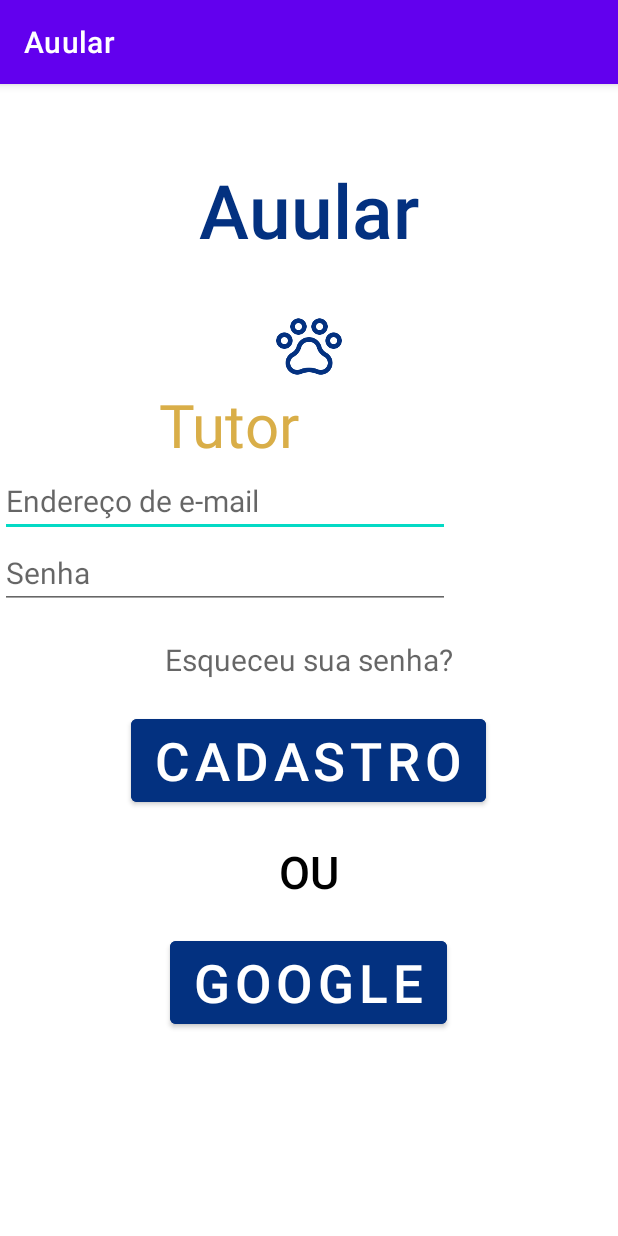
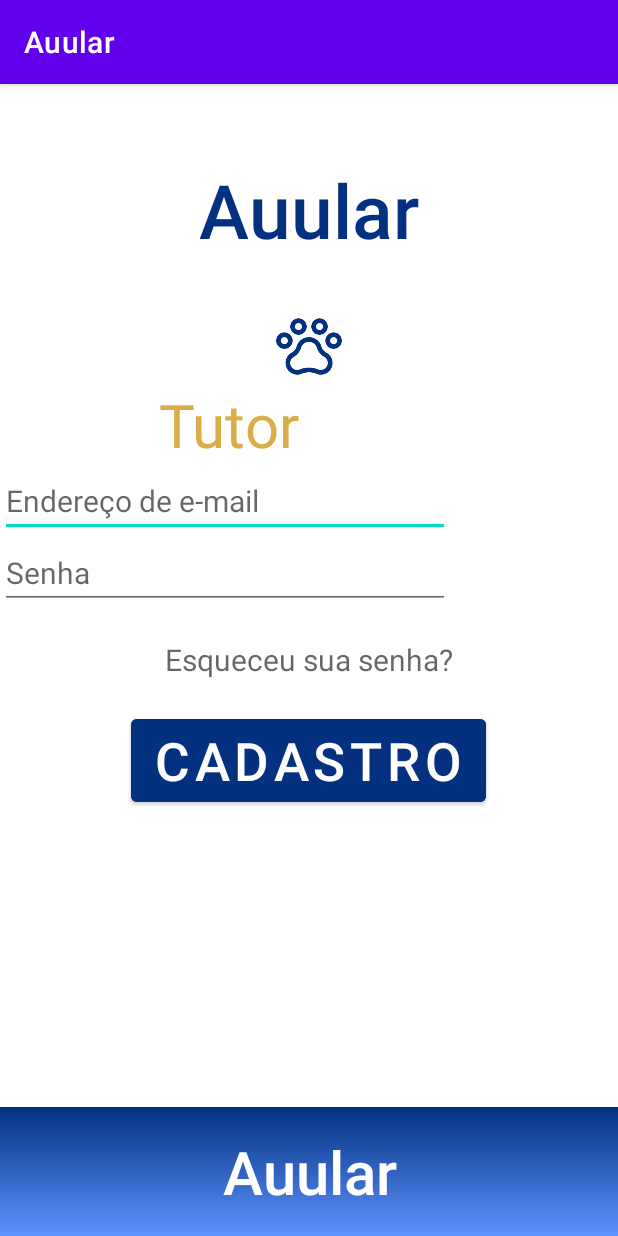
Before and after one commit to MatheusEloyPalasson/Auular-telas, an Android app: the Cadastro screen opened directly, with no data from a screen before it, on a phone screen of 412 x 824 dp. Run offline under Robolectric (Android 15) with nearby library versions, the phone set to English and light mode, and no system bars.

```diff
--- a/app/build.gradle
+++ b/app/build.gradle
@@ -4,12 +4,12 @@ plugins {
 }
 
 android {
-    compileSdk 33
+    compileSdk 32
 
     defaultConfig {
         applicationId "com.example.auular"
         minSdk 25
-        targetSdk 33
+        targetSdk 32
         versionCode 1
         versionName "1.0"
 
--- a/app/src/main/res/layout/activity_cadastro.xml
+++ b/app/src/main/res/layout/activity_cadastro.xml
@@ -85,30 +85,21 @@
         android:backgroundTint="#033180">
     </Button>
 
+
     <TextView
-        android:id="@+id/tv_ou"
-        android:layout_width="wrap_content"
+        android:id="@+id/tv_footer"
+        android:layout_width="match_parent"
         android:layout_height="wrap_content"
-        android:text="OU"
-        android:textSize="30sp"
-        android:layout_below="@id/bt_login"
-        android:layout_centerHorizontal="true"
+        android:layout_alignParentBottom="true"
         android:layout_marginTop="20dp"
-        android:textColor="#000000"
-        android:fontFamily="sans-serif-medium">
-    </TextView>
+        android:background="@drawable/gradient"
+        android:fontFamily="sans-serif-medium"
+        android:padding="16dp"
+        android:text="@string/app_name"
+        android:textAlignment="center"
+        android:textColor="#FFFF"
+        android:textSize="40sp"></TextView>
 
-    <Button
-        android:id="@+id/bt_google"
-        android:layout_width="wrap_content"
-        android:layout_height="wrap_content"
-        android:layout_below="@id/tv_ou"
-        android:text="Google"
-        android:layout_centerHorizontal="true"
-        android:layout_marginTop="20dp"
-        android:fontFamily="sans-serif-medium"
-        android:textSize="35dp"
-        android:backgroundTint="#033180">
-    </Button>
+
 
 </RelativeLayout>
--- a/app/src/main/res/values/strings.xml
+++ b/app/src/main/res/values/strings.xml
@@ -57,6 +57,7 @@
     <string name="tv_animais_imagens">Insira imagens de seu estabelecimento para mostrar aos seus novos clientes! (Formato PNG ou JPG)</string>
     <string name="tv_manter_conectado">Manter conectado neste dispositivo</string>
     <string name="tv_animais_deseja_email">Desejo receber conteúdos e promoções via e-mail</string>
+    <string name="tv_by_auular">Made by - Auular ©</string>
 
 
     <string name="button_login">Login</string>
```
Also changed, not shown: app/src/main/res/layout/activity_login.xml (+13 -0 lines), app/src/main/res/layout/activity_main.xml (+7 -6 lines).
